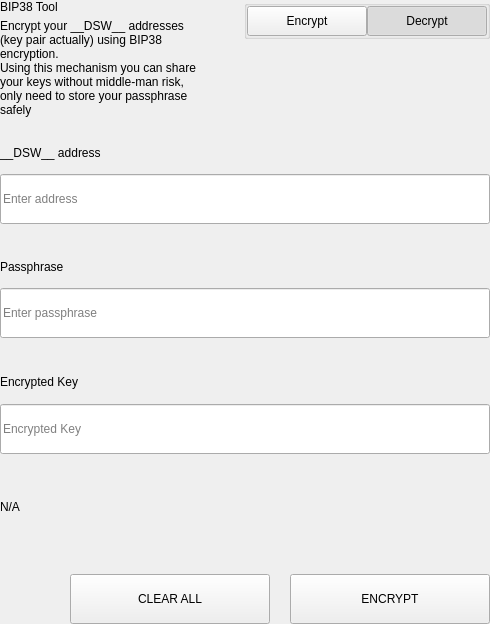
Old version of the form src/qt/pivx/settings/forms/settingsbittoolwidget.ui in the repository decenomy/DSW.
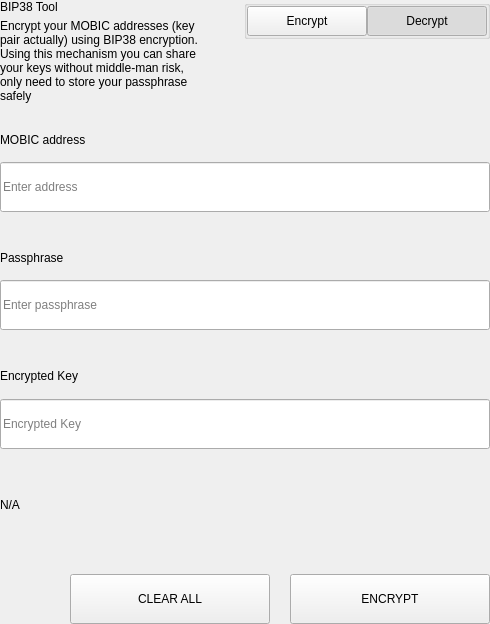
New version of the form.

Commit message: Replace standard coin unit __DSW__ by MOBIC (8)

```diff
--- a/src/qt/pivx/settings/forms/settingsbittoolwidget.ui
+++ b/src/qt/pivx/settings/forms/settingsbittoolwidget.ui
@@ -69,7 +69,7 @@
             <item>
              <widget class="QLabel" name="labelSubtitle1">
               <property name="text">
-               <string>Encrypt your __DSW__ addresses (key pair actually) using BIP38 encryption.
+               <string>Encrypt your MOBIC addresses (key pair actually) using BIP38 encryption.
 Using this mechanism you can share your keys without middle-man risk, only need to store your passphrase safely</string>
               </property>
               <property name="wordWrap">
@@ -657,7 +657,7 @@
                   </size>
                  </property>
                  <property name="text">
-                  <string>__DSW__ address</string>
+                  <string>MOBIC address</string>
                  </property>
                 </widget>
                </item>
```
The commit also changes 7 other files.
